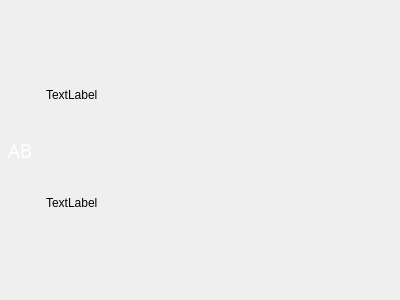
First picture: the form in ui/ContactItem.ui, repository rus-ai/MoreliaQtDemo, before the edit.
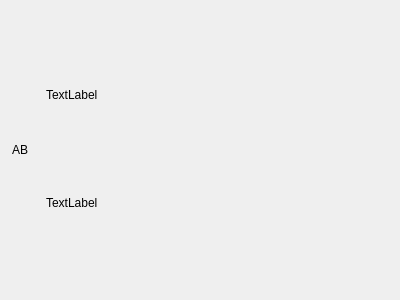
Second picture: the form after the edit.

Patch:
```diff
--- a/ui/ContactItem.ui
+++ b/ui/ContactItem.ui
@@ -46,13 +46,6 @@
        <height>40</height>
       </size>
      </property>
-     <property name="styleSheet">
-      <string notr="true">border-radius: 20px;
-background-clip: border; 
-color: rgb(255, 255, 255); 
-font: 14pt Vazir; 
-</string>
-     </property>
      <property name="text">
       <string>AB</string>
      </property>
```
Left out of the diff: 2 changed lines with no effect on the pictures.
